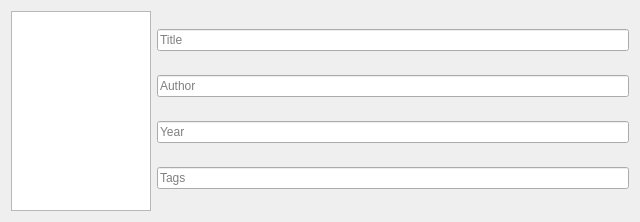
This is resources/raw/metadata.ui in BasioMeusPuga/Lector as Qt 5 draws it before an edit. The edited form follows.
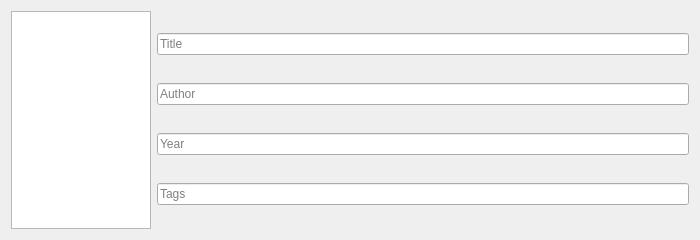
This is the edited form.

Patch:
```diff
--- a/resources/raw/metadata.ui
+++ b/resources/raw/metadata.ui
@@ -6,12 +6,12 @@
    <rect>
     <x>0</x>
     <y>0</y>
-    <width>640</width>
-    <height>212</height>
+    <width>700</width>
+    <height>230</height>
    </rect>
   </property>
   <property name="sizePolicy">
-   <sizepolicy hsizetype="Fixed" vsizetype="Fixed">
+   <sizepolicy hsizetype="Fixed" vsizetype="Expanding">
     <horstretch>0</horstretch>
     <verstretch>0</verstretch>
    </sizepolicy>
@@ -19,7 +19,7 @@
   <property name="maximumSize">
    <size>
     <width>700</width>
-    <height>212</height>
+    <height>230</height>
    </size>
   </property>
   <property name="windowTitle">
@@ -34,7 +34,7 @@
      <item>
       <widget class="QGraphicsView" name="coverView">
        <property name="sizePolicy">
-        <sizepolicy hsizetype="Fixed" vsizetype="Expanding">
+        <sizepolicy hsizetype="Fixed" vsizetype="Fixed">
          <horstretch>0</horstretch>
          <verstretch>0</verstretch>
         </sizepolicy>
@@ -42,13 +42,13 @@
        <property name="minimumSize">
         <size>
          <width>140</width>
-         <height>200</height>
+         <height>218</height>
         </size>
        </property>
        <property name="maximumSize">
         <size>
          <width>140</width>
-         <height>200</height>
+         <height>218</height>
         </size>
        </property>
        <property name="baseSize">
```
